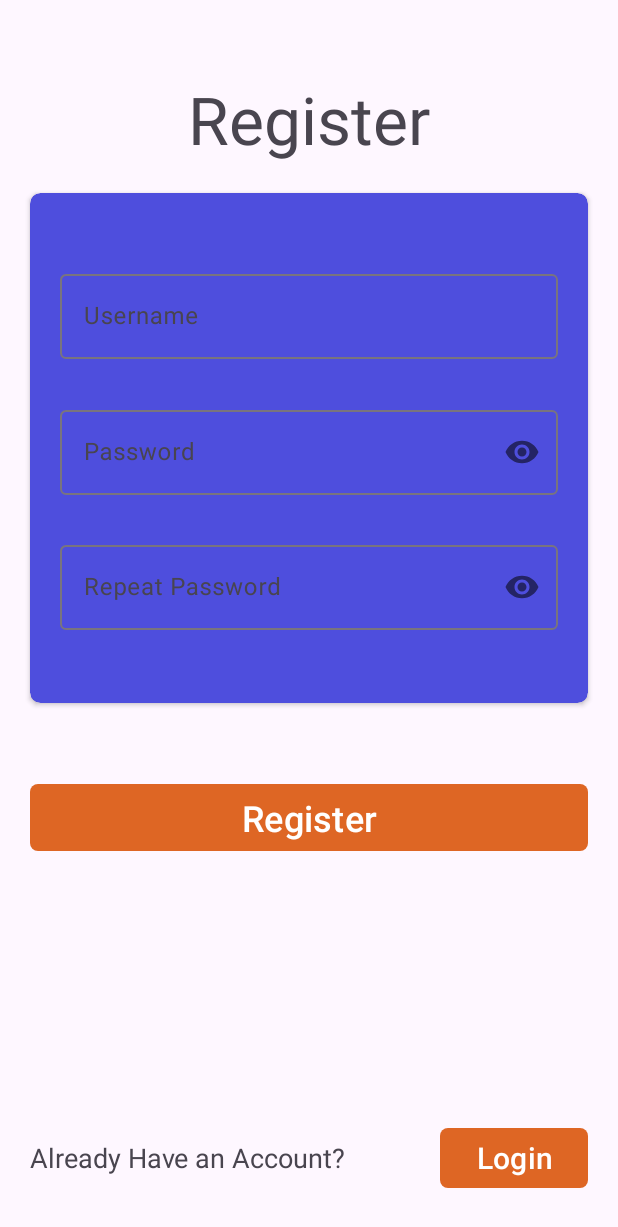
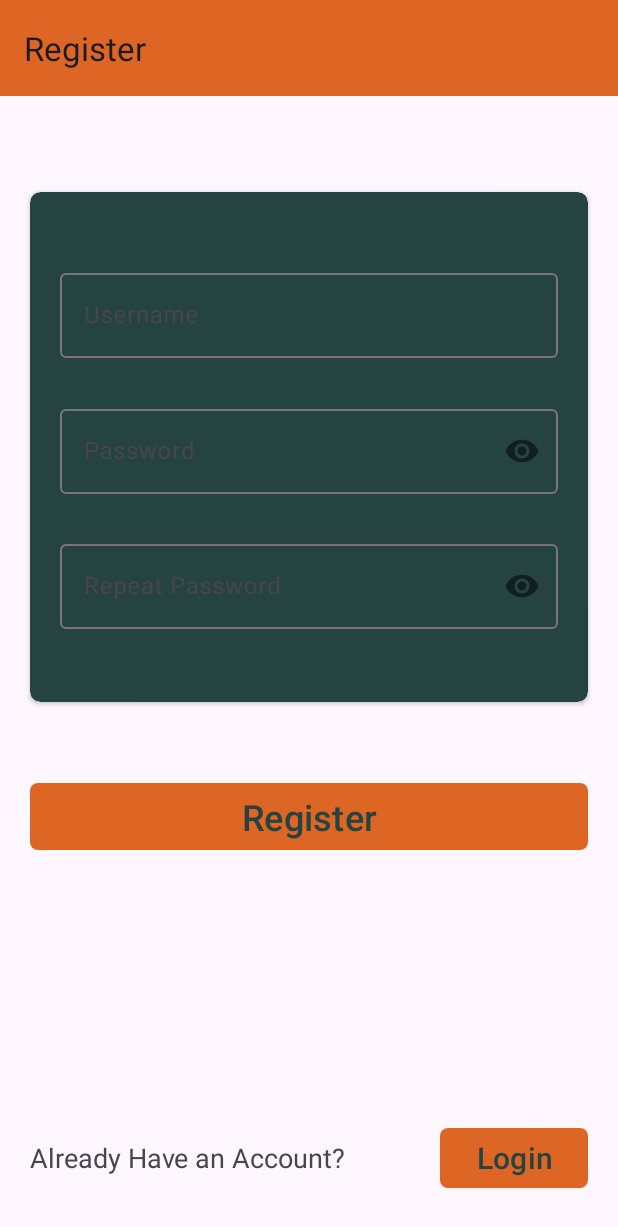
Before and after one commit to KainTim/Splatournament-Client, an Android app: the screen it shows after launch (MainActivity), after a tap on "Register", on a phone screen of 412 x 824 dp. Shown: the top 1227 px of the screen. Run offline under Robolectric (Android 15) with nearby library versions, the phone set to English and light mode, and no system bars; our stand-ins replace Volley; 2 other taps on this screen came first.

Commit message:
final fixes

```diff
--- a/app/src/main/java/com/kainzt/splatournament_client/fragments/CreateTeamFragment.java
+++ b/app/src/main/java/com/kainzt/splatournament_client/fragments/CreateTeamFragment.java
@@ -41,7 +41,7 @@ public class CreateTeamFragment extends Fragment implements View.OnClickListener
         binding = FragmentCreateTeamBinding.inflate(inflater,container,false);
         viewModel = new ViewModelProvider(requireActivity()).get(MainViewModel.class);
         if (viewModel.isCreateTeam){
-            binding.tbCreateTeam.setTitle(R.string.create_team);
+            binding.tbCreateTeam.setTitle(R.string.create_a_team);
             binding.btnCreateTeam.setText(R.string.create_and_join);
         }else {
             binding.tbCreateTeam.setTitle(R.string.join_a_team);
--- a/app/src/main/java/com/kainzt/splatournament_client/viewmodels/MainViewModel.java
+++ b/app/src/main/java/com/kainzt/splatournament_client/viewmodels/MainViewModel.java
@@ -28,7 +28,7 @@ public class MainViewModel extends ViewModel {
     public static final int SHOW_CREATE_TEAM = 6;
     public static final int SHOW_RESULT = 7;
 
-    public static final String SERVER_IP = "http:/192.168.178.35:4711";
+    public static final String SERVER_IP = "http:/192.168.41.100:4711";
 
 
     private final UserService userService = UserService.getInstance();
--- a/app/src/main/res/layout/fragment_create_team.xml
+++ b/app/src/main/res/layout/fragment_create_team.xml
@@ -61,6 +61,7 @@
                 android:layout_height="wrap_content"
                 android:layout_marginTop="30dp"
                 android:text="@string/create_and_join"
+                android:textColor="@color/cvBackgroundTint"
                 android:textSize="24sp"
                 app:cornerRadius="5dp"
                 app:layout_constraintBottom_toBottomOf="parent"
--- a/app/src/main/res/layout/fragment_home.xml
+++ b/app/src/main/res/layout/fragment_home.xml
@@ -58,6 +58,7 @@
                 android:layout_width="wrap_content"
                 android:layout_height="wrap_content"
                 android:text="@string/tournaments"
+                android:textColor="@color/white"
                 android:textSize="34sp"
                 app:layout_constraintBottom_toBottomOf="parent"
                 app:layout_constraintEnd_toEndOf="parent"
@@ -78,7 +79,6 @@
             android:layout_height="150dp"
             android:layout_marginStart="20dp"
             android:layout_marginTop="20dp"
-            android:layout_marginEnd="20dp"
             android:layout_marginBottom="20dp"
             android:backgroundTint="@color/cvBackgroundTint"
             app:cardCornerRadius="7dp"
@@ -109,6 +109,7 @@
                     android:layout_width="wrap_content"
                     android:layout_height="wrap_content"
                     android:text="@string/create_team"
+                    android:textColor="@color/white"
                     android:textSize="24sp"
                     app:layout_constraintBottom_toBottomOf="parent"
                     app:layout_constraintEnd_toEndOf="parent"
@@ -154,6 +155,7 @@
                     android:layout_width="wrap_content"
                     android:layout_height="wrap_content"
                     android:text="@string/join_team"
+                    android:textColor="@color/white"
                     android:textSize="24sp"
                     app:layout_constraintBottom_toBottomOf="parent"
                     app:layout_constraintEnd_toEndOf="parent"
--- a/app/src/main/res/layout/fragment_login.xml
+++ b/app/src/main/res/layout/fragment_login.xml
@@ -79,6 +79,7 @@
                 android:layout_height="wrap_content"
                 android:layout_marginTop="30dp"
                 android:text="@string/login"
+                android:textColor="@color/cvBackgroundTint"
                 android:textSize="24sp"
                 app:cornerRadius="5dp"
                 app:layout_constraintBottom_toBottomOf="parent"
@@ -109,6 +110,7 @@
         android:layout_height="wrap_content"
         android:layout_marginEnd="20dp"
         android:text="@string/register"
+        android:textColor="@color/cvBackgroundTint"
         android:textSize="20sp"
         app:cornerRadius="5dp"
         app:layout_constraintBottom_toBottomOf="@+id/tvNoAccount"
--- a/app/src/main/res/layout/fragment_next_set.xml
+++ b/app/src/main/res/layout/fragment_next_set.xml
@@ -51,6 +51,7 @@
         android:layout_marginStart="32dp"
         android:layout_marginEnd="32dp"
         android:layout_marginBottom="50dp"
+        android:backgroundTint="@color/cvBackgroundTint"
         app:layout_constraintBottom_toBottomOf="parent"
         app:layout_constraintEnd_toEndOf="parent"
         app:layout_constraintStart_toStartOf="parent">
--- a/app/src/main/res/layout/fragment_register.xml
+++ b/app/src/main/res/layout/fragment_register.xml
@@ -7,29 +7,30 @@
     android:layout_height="match_parent"
     tools:context=".fragments.RegisterFragment">
 
-    <TextView
-        android:id="@+id/tvRegister"
-        android:layout_width="wrap_content"
+    <androidx.appcompat.widget.Toolbar
+        android:id="@+id/toolbar"
+        android:layout_width="match_parent"
         android:layout_height="wrap_content"
-        android:layout_marginTop="50dp"
-        android:text="@string/register"
-        android:textSize="44sp"
+        android:background="?attr/colorPrimary"
+        android:minHeight="?attr/actionBarSize"
+        android:theme="?attr/actionBarTheme"
         app:layout_constraintEnd_toEndOf="parent"
         app:layout_constraintStart_toStartOf="parent"
-        app:layout_constraintTop_toTopOf="parent" />
+        app:layout_constraintTop_toTopOf="parent"
+        app:title="@string/register" />
 
     <androidx.cardview.widget.CardView
         android:id="@+id/cvRegister"
         android:layout_width="0dp"
         android:layout_height="wrap_content"
         android:layout_marginStart="20dp"
-        android:layout_marginTop="20dp"
+        android:layout_marginTop="64dp"
         android:layout_marginEnd="20dp"
         android:backgroundTint="@color/cvBackgroundTint"
         app:cardCornerRadius="7dp"
         app:layout_constraintEnd_toEndOf="parent"
         app:layout_constraintStart_toStartOf="parent"
-        app:layout_constraintTop_toBottomOf="@+id/tvRegister">
+        app:layout_constraintTop_toBottomOf="@+id/toolbar">
 
         <androidx.constraintlayout.widget.ConstraintLayout
             android:layout_width="match_parent"
@@ -96,6 +97,7 @@
         android:layout_marginTop="50dp"
         android:layout_marginEnd="20dp"
         android:text="@string/register"
+        android:textColor="@color/cvBackgroundTint"
         android:textSize="24sp"
         app:cornerRadius="5dp"
         app:layout_constraintEnd_toEndOf="parent"
@@ -120,6 +122,7 @@
         android:layout_height="wrap_content"
         android:layout_marginEnd="20dp"
         android:text="@string/login"
+        android:textColor="@color/cvBackgroundTint"
         android:textSize="20sp"
         app:cornerRadius="5dp"
         app:layout_constraintBottom_toBottomOf="@+id/tvAlreadyAccount"
--- a/app/src/main/res/layout/fragment_tournament.xml
+++ b/app/src/main/res/layout/fragment_tournament.xml
@@ -75,6 +75,7 @@
                 android:layout_marginStart="20dp"
                 android:layout_marginEnd="20dp"
                 android:text="@string/enter_tournament"
+                android:textColor="@color/cvBackgroundTint"
                 android:textSize="24sp"
                 app:cornerRadius="5dp"
                 app:layout_constraintBottom_toBottomOf="parent"
--- a/app/src/main/res/values-night/themes.xml
+++ b/app/src/main/res/values-night/themes.xml
@@ -2,7 +2,7 @@
     <!-- Base application theme. -->
     <style name="Base.Theme.SplatournamentClient" parent="Theme.Material3.DayNight.NoActionBar">
         <!-- Customize your dark theme here. -->
-        <item name="colorPrimary">#de6624</item>
-        <item name="colorAccent">#343bc4</item>
+        <item name="colorPrimary">@color/primary</item>
+        <item name="colorAccent">@color/accent</item>
     </style>
 </resources>
--- a/app/src/main/res/values/colors.xml
+++ b/app/src/main/res/values/colors.xml
@@ -2,7 +2,7 @@
 <resources>
     <color name="black">#FF000000</color>
     <color name="white">#FFFFFFFF</color>
-    <color name="cvBackgroundTint">#4e4edd</color>
+    <color name="cvBackgroundTint">#254441</color>
     <color name="primary">#de6624</color>
-    <color name="accent">#343bc4</color>
+    <color name="accent">#249CDE</color>
 </resources>
--- a/app/src/main/res/values/strings.xml
+++ b/app/src/main/res/values/strings.xml
@@ -34,4 +34,6 @@
     <string name="finish">Finish</string>
     <string name="results">Results:</string>
     <string name="home">Home</string>
+    <string name="create_tournament">Create Tournament</string>
+    <string name="create_a_team">Create a Team</string>
 </resources>
```
Also changed, not shown: app/src/main/res/layout/fragment_create_tournament.xml (+16 -3 lines), app/src/main/res/layout/fragment_result.xml (+16 -4 lines), app/src/main/res/layout/fragment_tournament_list.xml (+12 -2 lines), app/src/main/res/drawable/create_team.png, app/src/main/res/drawable/join_team.png, app/src/main/res/drawable/tournament.png.
